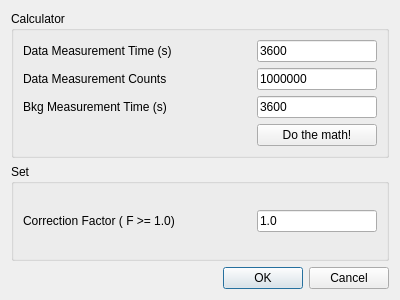
edbosne/pyfdd, file qt_designer/corrfactor_dialog.ui: the form before one commit.
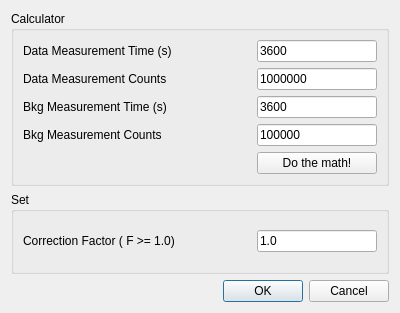
The form after the commit.

Patch:
```diff
--- a/qt_designer/corrfactor_dialog.ui
+++ b/qt_designer/corrfactor_dialog.ui
@@ -7,7 +7,7 @@
     <x>0</x>
     <y>0</y>
     <width>400</width>
-    <height>300</height>
+    <height>313</height>
    </rect>
   </property>
   <property name="windowTitle">
@@ -20,6 +20,20 @@
       <string>Calculator</string>
      </property>
      <layout class="QGridLayout" name="gridLayout">
+      <item row="0" column="0">
+       <widget class="QLabel" name="label">
+        <property name="text">
+         <string>Data Measurement Time (s)</string>
+        </property>
+       </widget>
+      </item>
+      <item row="2" column="0">
+       <widget class="QLabel" name="label_3">
+        <property name="text">
+         <string>Bkg Measurement Time (s)</string>
+        </property>
+       </widget>
+      </item>
       <item row="1" column="1">
        <widget class="QLineEdit" name="le_data_counts">
         <property name="maximumSize">
@@ -33,13 +47,6 @@
         </property>
        </widget>
       </item>
-      <item row="3" column="1">
-       <widget class="QPushButton" name="pb_calculate">
-        <property name="text">
-         <string>Do the math!</string>
-        </property>
-       </widget>
-      </item>
       <item row="1" column="0">
        <widget class="QLabel" name="label_2">
         <property name="text">
@@ -47,17 +54,10 @@
         </property>
        </widget>
       </item>
-      <item row="2" column="0">
-       <widget class="QLabel" name="label_3">
+      <item row="4" column="1">
+       <widget class="QPushButton" name="pb_calculate">
         <property name="text">
-         <string>Bkg Measurement Time (s)</string>
-        </property>
-       </widget>
-      </item>
-      <item row="0" column="0">
-       <widget class="QLabel" name="label">
-        <property name="text">
-         <string>Data Measurement Time (s)</string>
+         <string>Do the math!</string>
         </property>
        </widget>
       </item>
@@ -87,6 +87,26 @@
         </property>
        </widget>
       </item>
+      <item row="3" column="1">
+       <widget class="QLineEdit" name="le_bkg_counts">
+        <property name="maximumSize">
+         <size>
+          <width>120</width>
+          <height>16777215</height>
+         </size>
+        </property>
+        <property name="text">
+         <string>100000</string>
+        </property>
+       </widget>
+      </item>
+      <item row="3" column="0">
+       <widget class="QLabel" name="label_4">
+        <property name="text">
+         <string>Bkg Measurement Counts</string>
+        </property>
+       </widget>
+      </item>
      </layout>
     </widget>
    </item>
```
